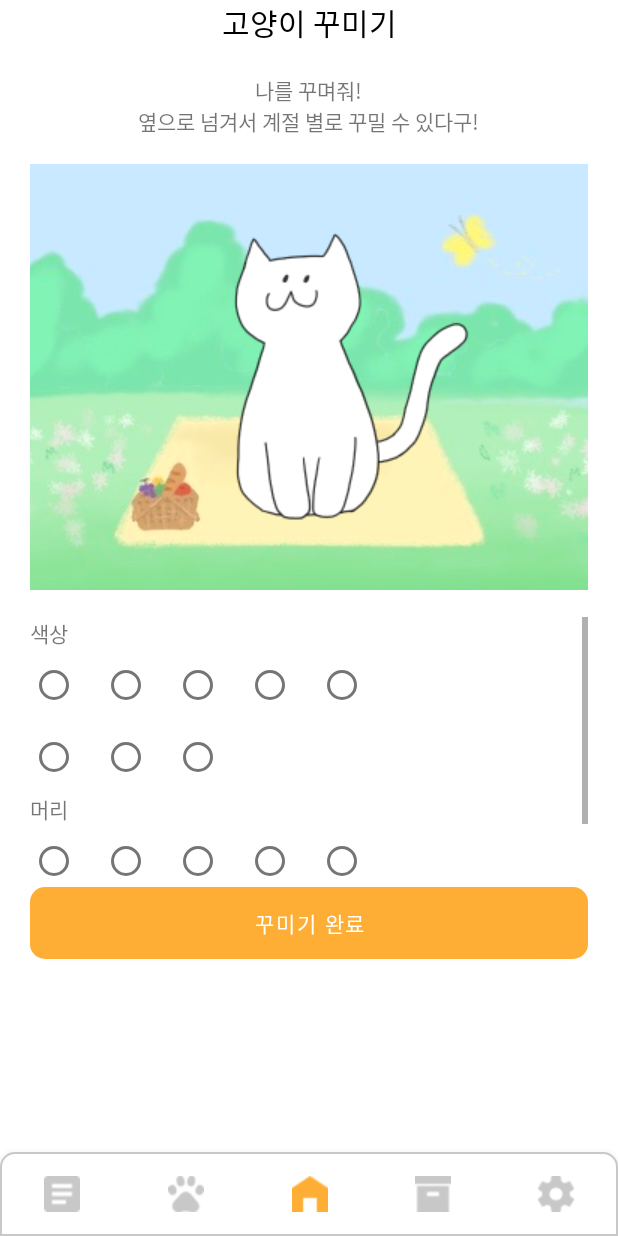
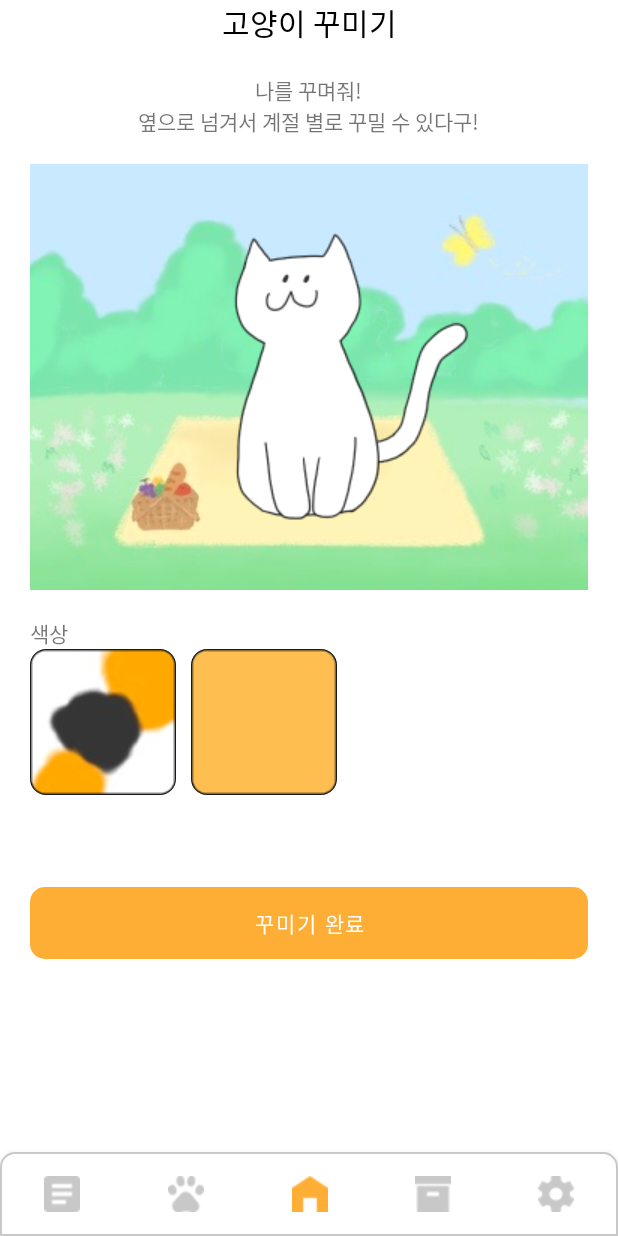
Before and after one commit to kmu-cat/2022-, an Android app: the fragment CatSettingFragment placed in its activity, on a phone screen of 412 x 824 dp. Run offline under Robolectric (Android 15) with nearby library versions, the phone set to English and light mode, and no system bars.

Commit message:
[Cat-Setting] feat. 아이템 선택 라디오 버튼 구현
- 고양이 꾸미기 페이지에서 아이템이 선택된 경우와 선택되지 않은 경우 stroke 색상이 변경되도록 구현
- 기본 고양이 꾸미기 페이지와 달리 RadioButton으로 구현 -> 추후 RecyclerView로 변경하기 위함

```diff
--- /dev/null
+++ b/app/src/main/res/drawable/button_item_radio.xml
@@ -0,0 +1,25 @@
+<?xml version="1.0" encoding="utf-8"?>
+<selector xmlns:android="http://schemas.android.com/apk/res/android">
+    <item android:state_checked="true">
+        <shape android:shape="rectangle">
+            <stroke android:width="1dp" android:color="@color/cheese" />
+            <padding
+                android:right="1dp"
+                android:left="1dp"
+                android:bottom="1dp"
+                android:top="1dp" />
+            <corners android:radius="10dp" />
+        </shape>
+    </item>
+    <item android:state_checked="false">
+        <shape android:shape="rectangle">
+            <stroke android:width="1dp" android:color="@color/black" />
+            <padding
+                android:right="1dp"
+                android:left="1dp"
+                android:bottom="1dp"
+                android:top="1dp" />
+            <corners android:radius="10dp" />
+        </shape>
+    </item>
+</selector>
--- a/app/src/main/res/layout/fragment_catsetting.xml
+++ b/app/src/main/res/layout/fragment_catsetting.xml
@@ -30,8 +30,7 @@
 
         <FrameLayout
             android:layout_width="wrap_content"
-            android:layout_height="wrap_content"
-            >
+            android:layout_height="wrap_content" >
 
             <ImageView
                 android:id="@+id/cat_bg"
@@ -92,91 +91,31 @@
                     android:layout_width="wrap_content"
                     android:layout_height="wrap_content"
                     android:text="색상" />
+
                 <RadioGroup
                     android:layout_width="match_parent"
-                    android:layout_height="wrap_content" >
+                    android:layout_height="wrap_content">
+
                     <GridLayout
                         android:layout_width="wrap_content"
                         android:layout_height="wrap_content"
-                        android:orientation="horizontal"
-                        android:columnCount="5">
+                        android:columnCount="5"
+                        android:orientation="horizontal">
+
                         <RadioButton
                             android:layout_width="wrap_content"
                             android:layout_height="wrap_content"
-                            ></RadioButton>
+                            android:layout_marginEnd="10dp"
+                            android:background="@drawable/button_item_radio"
+                            android:button="@null"
+                            android:drawableStart="@drawable/color_samsagi" />
+
                         <RadioButton
                             android:layout_width="wrap_content"
                             android:layout_height="wrap_content"
-                            ></RadioButton>
-                        <RadioButton
-                            android:layout_width="wrap_content"
-                            android:layout_height="wrap_content"
-                            ></RadioButton>
-
-                        <RadioButton
-                            android:layout_width="wrap_content"
-                            android:layout_height="wrap_content"></RadioButton>
-                        <RadioButton
-                            android:layout_width="wrap_content"
-                            android:layout_height="wrap_content"
-                            ></RadioButton>                        <RadioButton
-                        android:layout_width="wrap_content"
-                        android:layout_height="wrap_content"
-                        ></RadioButton>
-                        <RadioButton
-                            android:layout_width="wrap_content"
-                            android:layout_height="wrap_content"
-                            ></RadioButton>
-                        <RadioButton
-                            android:layout_width="wrap_content"
-                            android:layout_height="wrap_content"
-                            ></RadioButton>
-                    </GridLayout>
-                </RadioGroup>
-
-                <TextView
-                    android:layout_width="wrap_content"
-                    android:layout_height="wrap_content"
-                    android:text="머리" />
-                <RadioGroup
-                    android:layout_width="match_parent"
-                    android:layout_height="wrap_content" >
-                    <GridLayout
-                        android:layout_width="wrap_content"
-                        android:layout_height="wrap_content"
-                        android:orientation="horizontal"
-                        android:columnCount="5">
-                        <RadioButton
-                            android:layout_width="wrap_content"
-                            android:layout_height="wrap_content"
-                            ></RadioButton>
-                        <RadioButton
-                            android:layout_width="wrap_content"
-                            android:layout_height="wrap_content"
-                            ></RadioButton>
-                        <RadioButton
-                            android:layout_width="wrap_content"
-                            android:layout_height="wrap_content"
-                            ></RadioButton>
-                        <RadioButton
-                            android:layout_width="wrap_content"
-                            android:layout_height="wrap_content"
-                            ></RadioButton>
-                        <RadioButton
-                            android:layout_width="wrap_content"
-                            android:layout_height="wrap_content"
-                            ></RadioButton>                        <RadioButton
-                        android:layout_width="wrap_content"
-                        android:layout_height="wrap_content"
-                        ></RadioButton>
-                        <RadioButton
-                            android:layout_width="wrap_content"
-                            android:layout_height="wrap_content"
-                            ></RadioButton>
-                        <RadioButton
-                            android:layout_width="wrap_content"
-                            android:layout_height="wrap_content"
-                            ></RadioButton>
+                            android:background="@drawable/button_item_radio"
+                            android:button="@null"
+                            android:drawableStart="@drawable/color_cheese" />
                     </GridLayout>
                 </RadioGroup>
             </LinearLayout>
```
